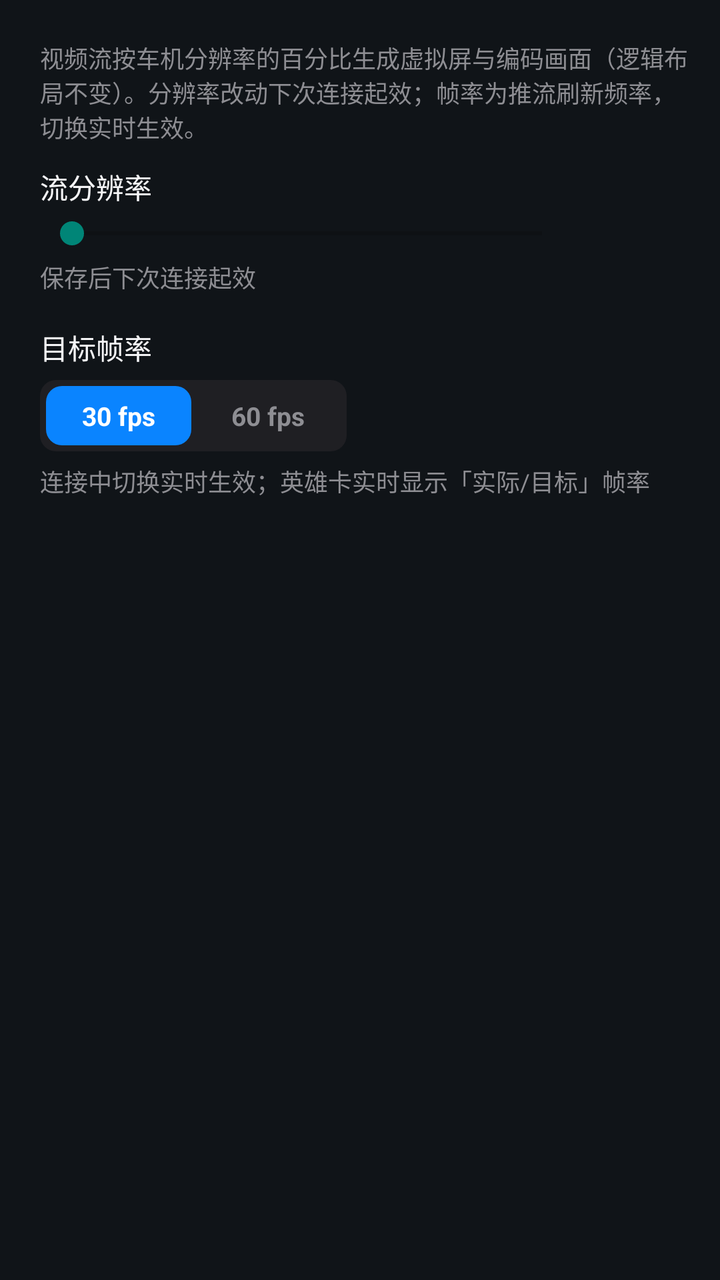
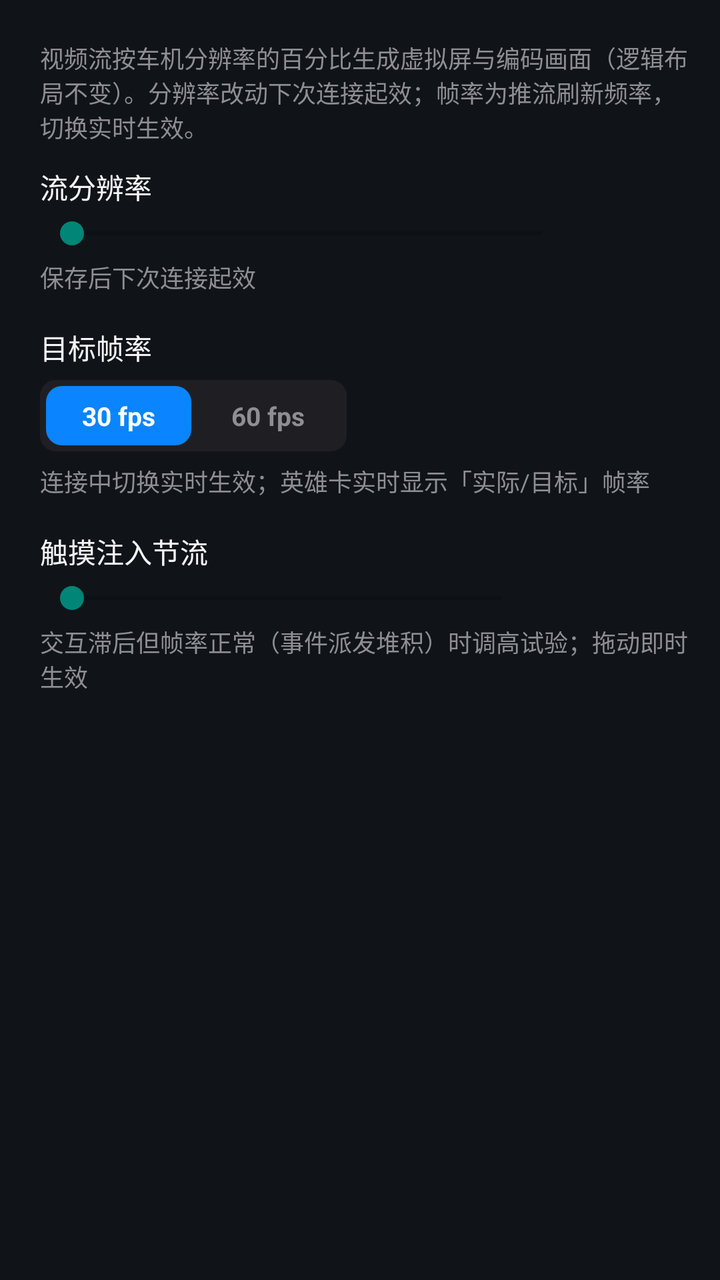

Before-and-after screenshots of an Android layout around one commit, followed by the original layout XML and the change that was made.
<!-- AndroidManifest.xml: application theme Theme.CarPlaySender -->
<!-- res/layout/fragment_panel_display.xml -->
<?xml version="1.0" encoding="utf-8"?>
<LinearLayout xmlns:android="http://schemas.android.com/apk/res/android"
    android:layout_width="match_parent"
    android:layout_height="match_parent"
    android:orientation="vertical"
    android:paddingLeft="20dp"
    android:paddingRight="13dp"
    android:paddingTop="14dp"
    android:paddingBottom="10dp">

    <TextView
        android:layout_width="match_parent"
        android:layout_height="wrap_content"
        android:layout_marginTop="6dp"
        android:layout_marginBottom="11dp"
        android:text="视频流按车机分辨率的百分比生成虚拟屏与编码画面（逻辑布局不变）。分辨率改动下次连接起效；帧率为推流刷新频率，切换实时生效。"
        android:textColor="#FF8E8E93"
        android:textSize="12sp" />

    <TextView
        android:layout_width="wrap_content"
        android:layout_height="wrap_content"
        android:text="流分辨率"
        android:textColor="#FFF5F5F7"
        android:textSize="14sp" />

    <LinearLayout
        android:layout_width="match_parent"
        android:layout_height="wrap_content"
        android:layout_marginTop="4dp"
        android:gravity="center_vertical"
        android:orientation="horizontal">

        <SeekBar
            android:id="@+id/displayScaleSeek"
            android:layout_width="0dp"
            android:layout_height="wrap_content"
            android:layout_weight="1"
            android:max="26" />

        <TextView
            android:id="@+id/displayScaleValue"
            android:layout_width="52dp"
            android:layout_height="wrap_content"
            android:layout_marginLeft="8dp"
            android:gravity="right"
            android:textColor="#FF8E8E93"
            android:textSize="12sp" />
    </LinearLayout>

    <TextView
        android:id="@+id/displayScaleNote"
        android:layout_width="match_parent"
        android:layout_height="wrap_content"
        android:layout_marginTop="4dp"
        android:text="保存后下次连接起效"
        android:textColor="#FF8E8E93"
        android:textSize="12sp" />

    <TextView
        android:layout_width="wrap_content"
        android:layout_height="wrap_content"
        android:layout_marginTop="16dp"
        android:text="目标帧率"
        android:textColor="#FFF5F5F7"
        android:textSize="14sp" />

    <LinearLayout
        android:layout_width="wrap_content"
        android:layout_height="wrap_content"
        android:layout_marginTop="6dp"
        android:background="@drawable/bg_segment"
        android:orientation="horizontal"
        android:padding="3dp">

        <TextView
            android:id="@+id/btnFps30"
            android:layout_width="wrap_content"
            android:layout_height="wrap_content"
            android:background="@drawable/bg_segment_sel"
            android:paddingLeft="18dp"
            android:paddingTop="6dp"
            android:paddingRight="18dp"
            android:paddingBottom="6dp"
            android:text="30 fps"
            android:textColor="#FFFFFFFF"
            android:textSize="13sp"
            android:textStyle="bold" />

        <TextView
            android:id="@+id/btnFps60"
            android:layout_width="wrap_content"
            android:layout_height="wrap_content"
            android:layout_marginLeft="2dp"
            android:paddingLeft="18dp"
            android:paddingTop="6dp"
            android:paddingRight="18dp"
            android:paddingBottom="6dp"
            android:text="60 fps"
            android:textColor="#FF8E8E93"
            android:textSize="13sp"
            android:textStyle="bold" />
    </LinearLayout>

    <TextView
        android:layout_width="match_parent"
        android:layout_height="wrap_content"
        android:layout_marginTop="6dp"
        android:text="连接中切换实时生效；英雄卡实时显示「实际/目标」帧率"
        android:textColor="#FF8E8E93"
        android:textSize="12sp" />
</LinearLayout>
<!-- resources referenced by this layout -->
<resources>
  <!-- drawable bg_segment (drawable) -->
  <?xml version="1.0" encoding="utf-8"?>
  <shape xmlns:android="http://schemas.android.com/apk/res/android"
      android:shape="rectangle">
      <solid android:color="#FF1F1F23" />
      <corners android:radius="8dp" />
  </shape>
  <!-- drawable bg_segment_sel (drawable) -->
  <?xml version="1.0" encoding="utf-8"?>
  <shape xmlns:android="http://schemas.android.com/apk/res/android"
      android:shape="rectangle">
      <solid android:color="#FF0A84FF" />
      <corners android:radius="8dp" />
  </shape>
  <style name="Theme.CarPlaySender" parent="Theme.AppCompat.DayNight.NoActionBar">
          <item name="android:statusBarColor">#101418</item>
          <item name="android:colorBackground">#101418</item>
          <item name="android:windowLightStatusBar">false</item>
      </style>
</resources>

<!-- the commit's change to res/layout/fragment_panel_display.xml (unified diff, before → after) -->
@@ -109,4 +109,44 @@
         android:text="连接中切换实时生效；英雄卡实时显示「实际/目标」帧率"
         android:textColor="#FF8E8E93"
         android:textSize="12sp" />
+
+    <TextView
+        android:layout_width="wrap_content"
+        android:layout_height="wrap_content"
+        android:layout_marginTop="16dp"
+        android:text="触摸注入节流"
+        android:textColor="#FFF5F5F7"
+        android:textSize="14sp" />
+
+    <LinearLayout
+        android:layout_width="match_parent"
+        android:layout_height="wrap_content"
+        android:layout_marginTop="4dp"
+        android:gravity="center_vertical"
+        android:orientation="horizontal">
+
+        <SeekBar
+            android:id="@+id/throttleSeek"
+            android:layout_width="0dp"
+            android:layout_height="wrap_content"
+            android:layout_weight="1"
+            android:max="6" />
+
+        <TextView
+            android:id="@+id/throttleValue"
+            android:layout_width="72dp"
+            android:layout_height="wrap_content"
+            android:layout_marginLeft="8dp"
+            android:gravity="right"
+            android:textColor="#FF8E8E93"
+            android:textSize="12sp" />
+    </LinearLayout>
+
+    <TextView
+        android:layout_width="match_parent"
+        android:layout_height="wrap_content"
+        android:layout_marginTop="4dp"
+        android:text="交互滞后但帧率正常（事件派发堆积）时调高试验；拖动即时生效"
+        android:textColor="#FF8E8E93"
+        android:textSize="12sp" />
 </LinearLayout>
